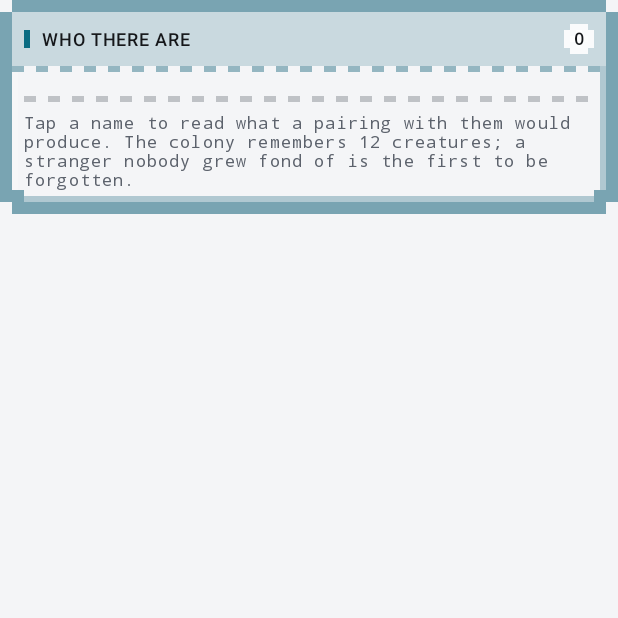
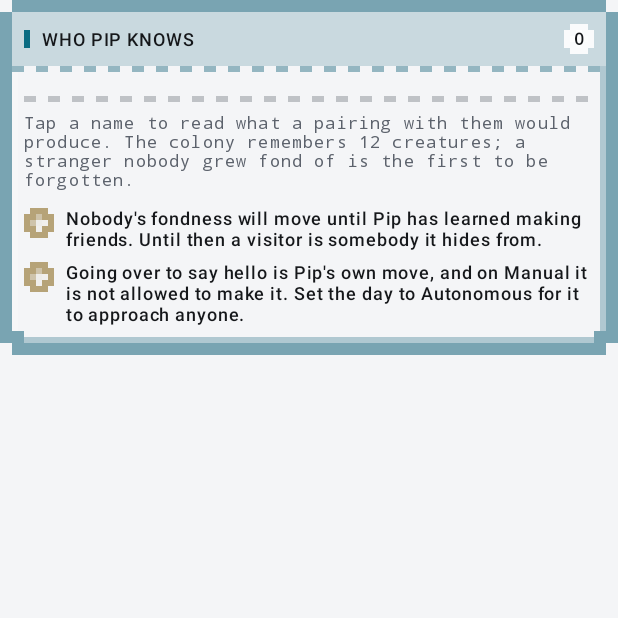
Before and after one commit to Sabrealfred/Indicators, an Android app built with Jetpack Compose: the composable PalsPanel called with empty values, on a phone screen of 412 x 824 dp, the top half of it. Run offline under Robolectric (Android 15) with nearby library versions, the phone set to English and light mode, and no system bars.

Commit message:
Say why a room full of visitors stays a room full of strangers
The colony screen already explained the commonest dead end: a new pet
knows nobody. This is the second one, and it is quieter. Visitors arrive,
sit there, and their fondness never moves — because approaching one is
the pet's own move, and it is either not allowed to make it or was never
taught how.

Left alone that reads as a broken meter. A player watching a number sit
still has no way to tell the difference between "this takes a while" and
"this will never happen until you do something", and the something is on
a different screen.

Co-Authored-By: Claude Opus 5 <noreply@anthropic.com>
Claude-Session: https://claude.ai/code/session_019DdwfoC3w4ydCBCZMsrGav

```diff
--- a/app/src/main/java/com/neopal/pet/ui/screens/ColonyScreen.kt
+++ b/app/src/main/java/com/neopal/pet/ui/screens/ColonyScreen.kt
@@ -188,6 +188,7 @@ fun ColonyScreen(viewModel: PetViewModel, onBack: () -> Unit) {
                 NobodyYetPanel(pet)
             } else {
                 PalsPanel(
+                    pet = pet,
                     pals = pals,
                     here = here,
                     chosenId = chosen?.id,
@@ -221,6 +222,7 @@ fun ColonyScreen(viewModel: PetViewModel, onBack: () -> Unit) {
 /** Everyone the pet knows, family first, each at the shape it actually inherited. */
 @Composable
 private fun PalsPanel(
+    pet: PetState,
     pals: List<Pal>,
     here: Int,
     chosenId: String?,
@@ -230,7 +232,7 @@ private fun PalsPanel(
     PixelPanel(
         modifier = modifier.fillMaxWidth(),
         accent = NeoAccents.cyan,
-        title = "Who ${if (pals.size == 1) "there is" else "there are"}",
+        title = "Who ${pet.name} knows",
         contentPadding = PaddingValues(pixelUnits(2)),
         titleTrailing = {
             PixelBadge(
@@ -262,6 +264,32 @@ private fun PalsPanel(
             style = MaterialTheme.typography.labelSmall,
             color = MaterialTheme.colorScheme.onSurfaceVariant,
         )
+
+        // The second-commonest dead end after an empty list: a room full of visitors whose
+        // fondness never moves, because approaching one is the pet's own move and it is either
+        // not allowed to make it or has never been taught how. Said here rather than left for
+        // the player to infer from a meter that sits still.
+        val knowsHow = Skill.SOCIALISE in pet.skills
+        val allowed = pet.autonomy == Autonomy.FULL
+        if (pals.none { it.isFriend } && (!knowsHow || !allowed)) {
+            Spacer(Modifier.height(pixelUnits(2)))
+            if (!knowsHow) {
+                Condition(
+                    met = false,
+                    text = "Nobody's fondness will move until ${pet.name} has learned " +
+                        "${Skill.SOCIALISE.displayName.lowercase()}. Until then a visitor is " +
+                        "somebody it hides from.",
+                )
+            }
+            if (!allowed) {
+                Condition(
+                    met = false,
+                    text = "Going over to say hello is ${pet.name}'s own move, and on " +
+                        "${pet.autonomy.displayName} it is not allowed to make it. Set the day " +
+                        "to ${Autonomy.FULL.displayName} for it to approach anyone.",
+                )
+            }
+        }
     }
 }
 
@@ -302,21 +330,22 @@ private fun PalRow(
             .selectable(selected = chosen, role = Role.RadioButton, onClick = onChoose)
             // A chosen row is pressed into the panel rather than merely tinted: the shape says it
             // before the colour does, which is the only version that survives a colour-blind eye.
+            // The padding is paid whether or not the surface is drawn, so choosing a row does not
+            // shove every row under it down by two units.
             .then(
                 if (chosen) {
-                    Modifier
-                        .pixelSurface(
+                    Modifier.pixelSurface(
                         fill = lerp(panel, accent, 0.16f),
                         accent = accent,
                         bevel = PixelBevel.PRESSED,
                         borderUnits = 1,
                         background = panel,
                     )
-                        .padding(pixelUnits(2))
                 } else {
                     Modifier
                 },
             )
+            .padding(pixelUnits(2))
             .semantics(mergeDescendants = true) { contentDescription = readOut },
     ) {
         Portrait(
```
Lines whose indentation alone changed are shown as unchanged.
